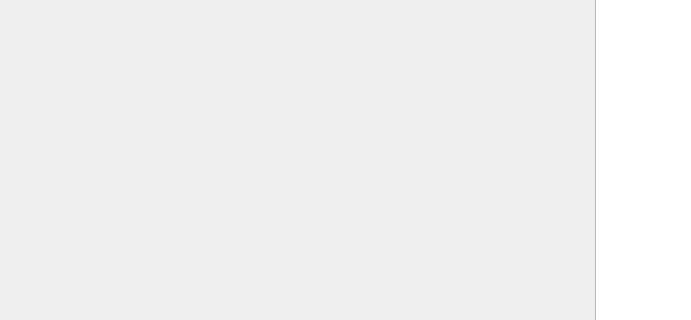
Before: the Qt Designer form vcutter.ui in choueric/vcutter, drawn with Qt 5; both pictures show x 0 to 691 and y 231 to 551 of the 1089 by 718 pixel window.
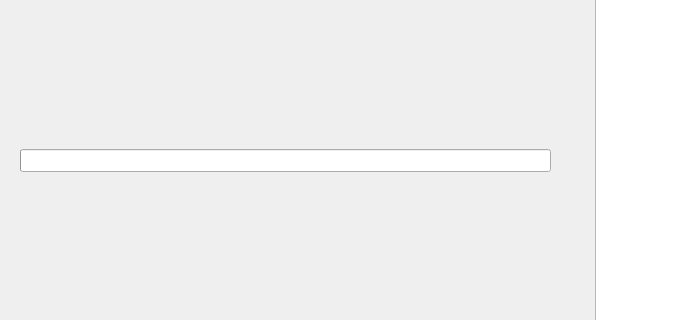
After: the same form once the commit is applied.

Commit message:
add QProcess to execute external programe.
- add timer to show progress bar

```diff
--- a/vcutter.ui
+++ b/vcutter.ui
@@ -92,6 +92,22 @@
      <string>分割</string>
     </property>
    </widget>
+   <widget class="QProgressBar" name="progressBar">
+    <property name="geometry">
+     <rect>
+      <x>20</x>
+      <y>380</y>
+      <width>531</width>
+      <height>23</height>
+     </rect>
+    </property>
+    <property name="value">
+     <number>0</number>
+    </property>
+    <property name="textVisible">
+     <bool>false</bool>
+    </property>
+   </widget>
   </widget>
  </widget>
  <layoutdefault spacing="6" margin="11"/>
```
Left out of the diff: 34 changed lines with no effect on the pictures. The commit also changes 2 other files.
